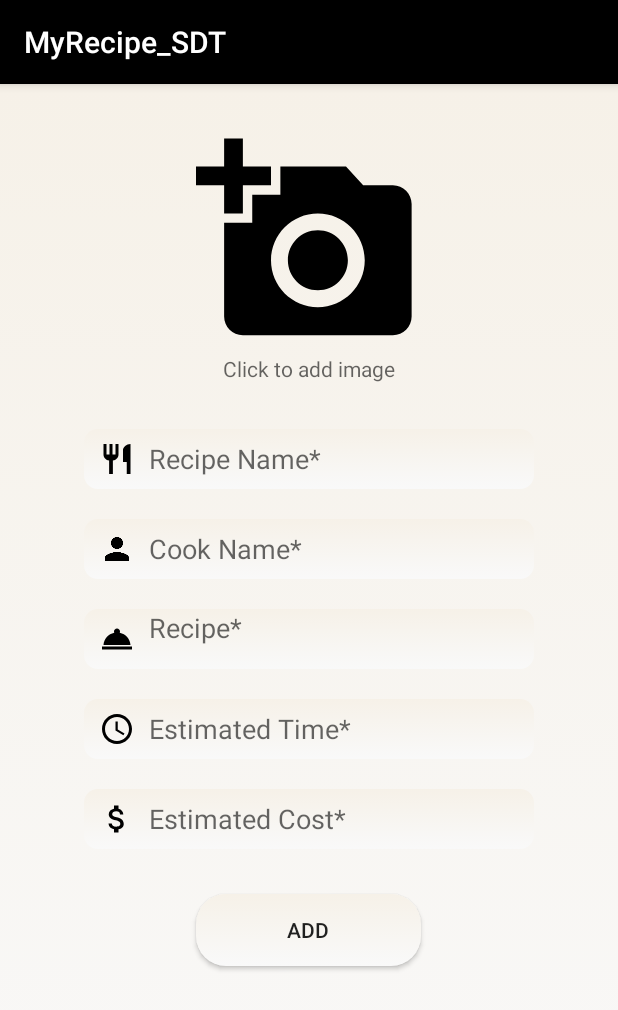
After one commit to tejaspatel083/SDT_PROJECT, an Android app: the AddRecipe screen opened directly, with no data from a screen before it, on a phone screen of 412 x 824 dp. The commit adds this screen. Shown: the top 1010 px of the screen. Run offline under Robolectric (Android 15) with nearby library versions, the phone set to English and light mode, and no system bars.

Commit message:
AddNewRecipe Added

```diff
--- a/app/src/main/AndroidManifest.xml
+++ b/app/src/main/AndroidManifest.xml
@@ -11,20 +11,27 @@
         android:roundIcon="@mipmap/ic_launcher_round"
         android:supportsRtl="true"
         android:theme="@style/AppTheme">
-        <activity android:name=".MyRecipeListPage"
-            android:label="My Recipe List"></activity>
-        <activity android:name=".ProfilePage"
-            android:label="My Profile"/>
-        <activity android:name=".RecipeDescription"
-            android:label="Recipe Description"/>
+        <activity android:name=".AddRecipe"></activity>
+        <activity
+            android:name=".MyRecipeListPage"
+            android:label="My Recipe List" />
+        <activity
+            android:name=".ProfilePage"
+            android:label="My Profile" />
+        <activity
+            android:name=".RecipeDescription"
+            android:label="Recipe Description" />
         <activity
             android:name=".HomePage"
             android:label="@string/title_activity_home_page" />
-        <activity android:name=".ForgotPassword"
-            android:label="Forgot Password"/>
-        <activity android:name=".CreateAccount"
-            android:label="Create Account"/>
-        <activity android:name=".MainActivity"
+        <activity
+            android:name=".ForgotPassword"
+            android:label="Forgot Password" />
+        <activity
+            android:name=".CreateAccount"
+            android:label="Create Account" />
+        <activity
+            android:name=".MainActivity"
             android:label="@string/app_name">
             <intent-filter>
                 <action android:name="android.intent.action.MAIN" />
--- /dev/null
+++ b/app/src/main/java/com/example/myrecipe_sdt/AddRecipe.java
@@ -0,0 +1,14 @@
+package com.example.myrecipe_sdt;
+
+import androidx.appcompat.app.AppCompatActivity;
+
+import android.os.Bundle;
+
+public class AddRecipe extends AppCompatActivity {
+
+    @Override
+    protected void onCreate(Bundle savedInstanceState) {
+        super.onCreate(savedInstanceState);
+        setContentView(R.layout.activity_add_recipe);
+    }
+}
--- a/app/src/main/java/com/example/myrecipe_sdt/MyRecipeListPage.java
+++ b/app/src/main/java/com/example/myrecipe_sdt/MyRecipeListPage.java
@@ -7,6 +7,8 @@ import android.content.Intent;
 import android.os.Bundle;
 import android.view.Menu;
 import android.view.MenuItem;
+import android.view.View;
+import android.widget.Button;
 import android.widget.ListView;
 import android.widget.Toast;
 
@@ -17,6 +19,7 @@ public class MyRecipeListPage extends AppCompatActivity {
     private ListView mylistview;
     private ArrayList<MyNamelist> mynamelist;
     private MyListAdapter myListAdapter;
+    private Button addbutton;
 
     @Override
     protected void onCreate(Bundle savedInstanceState) {
@@ -25,6 +28,7 @@ public class MyRecipeListPage extends AppCompatActivity {
 
 
         mylistview = findViewById(R.id.myrecipepage_list);
+        addbutton = findViewById(R.id.addrecipebtn);
 
         mynamelist = new ArrayList<>();
         myListAdapter = new MyListAdapter(mynamelist);
@@ -37,6 +41,17 @@ public class MyRecipeListPage extends AppCompatActivity {
         mynamelist.add(new MyNamelist("Potato Wages"));
         mynamelist.add(new MyNamelist("Vadapav"));
         mynamelist.add(new MyNamelist("Dal Dhokli"));
+
+
+
+        addbutton.setOnClickListener(new View.OnClickListener() {
+            @Override
+            public void onClick(View v) {
+
+                Intent intent = new Intent(MyRecipeListPage.this,AddRecipe.class);
+                startActivity(intent);
+            }
+        });
     }
 
 
--- /dev/null
+++ b/app/src/main/res/drawable/ic_access_time_black_24dp.xml
@@ -0,0 +1,9 @@
+<vector xmlns:android="http://schemas.android.com/apk/res/android"
+        android:width="24dp"
+        android:height="24dp"
+        android:viewportWidth="24.0"
+        android:viewportHeight="24.0">
+    <path
+        android:fillColor="#FF000000"
+        android:pathData="M11.99,2C6.47,2 2,6.48 2,12s4.47,10 9.99,10C17.52,22 22,17.52 22,12S17.52,2 11.99,2zM12,20c-4.42,0 -8,-3.58 -8,-8s3.58,-8 8,-8 8,3.58 8,8 -3.58,8 -8,8zM12.5,7H11v6l5.25,3.15 0.75,-1.23 -4.5,-2.67z"/>
+</vector>
--- /dev/null
+++ b/app/src/main/res/drawable/ic_add_a_photo_black_24dp.xml
@@ -0,0 +1,9 @@
+<vector xmlns:android="http://schemas.android.com/apk/res/android"
+        android:width="24dp"
+        android:height="24dp"
+        android:viewportWidth="24.0"
+        android:viewportHeight="24.0">
+    <path
+        android:fillColor="#FF000000"
+        android:pathData="M3,4L3,1h2v3h3v2L5,6v3L3,9L3,6L0,6L0,4h3zM6,10L6,7h3L9,4h7l1.83,2L21,6c1.1,0 2,0.9 2,2v12c0,1.1 -0.9,2 -2,2L5,22c-1.1,0 -2,-0.9 -2,-2L3,10h3zM13,19c2.76,0 5,-2.24 5,-5s-2.24,-5 -5,-5 -5,2.24 -5,5 2.24,5 5,5zM9.8,14c0,1.77 1.43,3.2 3.2,3.2s3.2,-1.43 3.2,-3.2 -1.43,-3.2 -3.2,-3.2 -3.2,1.43 -3.2,3.2z"/>
+</vector>
--- /dev/null
+++ b/app/src/main/res/drawable/ic_attach_money_black_24dp.xml
@@ -0,0 +1,9 @@
+<vector xmlns:android="http://schemas.android.com/apk/res/android"
+        android:width="24dp"
+        android:height="24dp"
+        android:viewportWidth="24.0"
+        android:viewportHeight="24.0">
+    <path
+        android:fillColor="#FF000000"
+        android:pathData="M11.8,10.9c-2.27,-0.59 -3,-1.2 -3,-2.15 0,-1.09 1.01,-1.85 2.7,-1.85 1.78,0 2.44,0.85 2.5,2.1h2.21c-0.07,-1.72 -1.12,-3.3 -3.21,-3.81V3h-3v2.16c-1.94,0.42 -3.5,1.68 -3.5,3.61 0,2.31 1.91,3.46 4.7,4.13 2.5,0.6 3,1.48 3,2.41 0,0.69 -0.49,1.79 -2.7,1.79 -2.06,0 -2.87,-0.92 -2.98,-2.1h-2.2c0.12,2.19 1.76,3.42 3.68,3.83V21h3v-2.15c1.95,-0.37 3.5,-1.5 3.5,-3.55 0,-2.84 -2.43,-3.81 -4.7,-4.4z"/>
+</vector>
--- /dev/null
+++ b/app/src/main/res/drawable/ic_restaurant_black_24dp.xml
@@ -0,0 +1,9 @@
+<vector xmlns:android="http://schemas.android.com/apk/res/android"
+        android:width="24dp"
+        android:height="24dp"
+        android:viewportWidth="24.0"
+        android:viewportHeight="24.0">
+    <path
+        android:fillColor="#FF000000"
+        android:pathData="M11,9L9,9L9,2L7,2v7L5,9L5,2L3,2v7c0,2.12 1.66,3.84 3.75,3.97L6.75,22h2.5v-9.03C11.34,12.84 13,11.12 13,9L13,2h-2v7zM16,6v8h2.5v8L21,22L21,2c-2.76,0 -5,2.24 -5,4z"/>
+</vector>
--- /dev/null
+++ b/app/src/main/res/drawable/ic_room_service_black_24dp.xml
@@ -0,0 +1,9 @@
+<vector xmlns:android="http://schemas.android.com/apk/res/android"
+        android:width="24dp"
+        android:height="24dp"
+        android:viewportWidth="24.0"
+        android:viewportHeight="24.0">
+    <path
+        android:fillColor="#FF000000"
+        android:pathData="M2,17h20v2L2,19zM13.84,7.79c0.1,-0.24 0.16,-0.51 0.16,-0.79 0,-1.1 -0.9,-2 -2,-2s-2,0.9 -2,2c0,0.28 0.06,0.55 0.16,0.79C6.25,8.6 3.27,11.93 3,16h18c-0.27,-4.07 -3.25,-7.4 -7.16,-8.21z"/>
+</vector>
--- /dev/null
+++ b/app/src/main/res/layout/activity_add_recipe.xml
@@ -0,0 +1,97 @@
+<?xml version="1.0" encoding="utf-8"?>
+<RelativeLayout xmlns:android="http://schemas.android.com/apk/res/android"
+    xmlns:app="http://schemas.android.com/apk/res-auto"
+    xmlns:tools="http://schemas.android.com/tools"
+    android:layout_width="match_parent"
+    android:layout_height="match_parent"
+    android:background="@drawable/gradient"
+    tools:context=".AddRecipe">
+
+    <ImageView
+        android:id="@+id/Add_MyRecipeImage"
+        android:layout_width="150dp"
+        android:layout_height="150dp"
+        android:layout_centerHorizontal="true"
+        android:layout_marginTop="30dp"
+        app:srcCompat="@drawable/ic_add_a_photo_black_24dp"
+        tools:ignore="VectorDrawableCompat"/>
+    <TextView
+        android:layout_width="wrap_content"
+        android:layout_height="wrap_content"
+        android:layout_centerHorizontal="true"
+        android:layout_marginTop="180dp"
+        android:hint="Click to add image"/>
+
+    <EditText
+        android:id="@+id/Add_MyRecipeName"
+        android:layout_width="300dp"
+        android:layout_height="40dp"
+        android:layout_centerHorizontal="true"
+        android:layout_marginTop="230dp"
+        android:hint="  Recipe Name*"
+        android:background="@drawable/text_background"
+        android:drawableLeft="@drawable/ic_restaurant_black_24dp"
+        android:paddingLeft="10dp"
+        android:inputType="text"/>
+    <EditText
+        android:id="@+id/Add_CookName"
+        android:layout_width="300dp"
+        android:layout_height="40dp"
+        android:layout_centerHorizontal="true"
+        android:layout_marginTop="290dp"
+        android:hint="  Cook Name*"
+        android:background="@drawable/text_background"
+        android:drawableLeft="@drawable/ic_person_black_24dp"
+        android:paddingLeft="10dp"
+        android:inputType="textPersonName"/>
+    <EditText
+        android:id="@+id/Add_RecipeSteps"
+        android:layout_width="300dp"
+        android:layout_height="40dp"
+        android:layout_centerHorizontal="true"
+        android:layout_marginTop="350dp"
+        android:hint="  Recipe*"
+        android:clickable="false"
+        android:focusable="false"
+        android:scrollbars="vertical"
+        android:lines="1000"
+        android:minLines="1"
+        android:gravity="top|left"
+        android:maxLines="1000"
+        android:background="@drawable/text_background"
+        android:drawableLeft="@drawable/ic_room_service_black_24dp"
+        android:paddingLeft="10dp"
+        android:inputType="textMultiLine"/>
+    <EditText
+        android:id="@+id/Add_EstimatedTime"
+        android:layout_width="300dp"
+        android:layout_height="40dp"
+        android:layout_centerHorizontal="true"
+        android:layout_marginTop="410dp"
+        android:hint="  Estimated Time*"
+        android:background="@drawable/text_background"
+        android:drawableLeft="@drawable/ic_access_time_black_24dp"
+        android:paddingLeft="10dp"
+        android:inputType="text"/>
+    <EditText
+        android:id="@+id/Add_EstimatedCost"
+        android:layout_width="300dp"
+        android:layout_height="40dp"
+        android:layout_centerHorizontal="true"
+        android:layout_marginTop="470dp"
+        android:hint="  Estimated Cost*"
+        android:background="@drawable/text_background"
+        android:drawableLeft="@drawable/ic_attach_money_black_24dp"
+        android:paddingLeft="10dp"
+        android:inputType="text"/>
+    <Button
+        android:id="@+id/Add_button"
+        android:layout_width="150dp"
+        android:layout_height="wrap_content"
+        android:text="Add"
+        android:layout_centerHorizontal="true"
+        android:layout_marginTop="540dp"
+        android:background="@drawable/button_background" />
+
+
+</RelativeLayout>
```
Also changed, not shown: app/src/main/res/drawable/chef.jpg (added).
